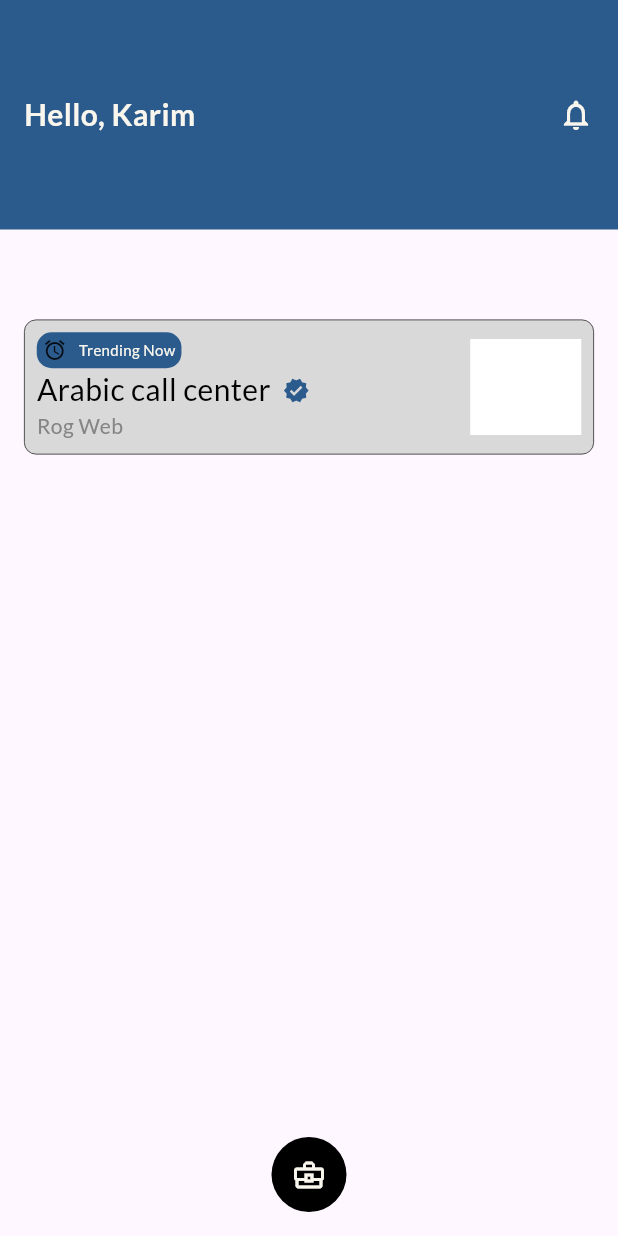
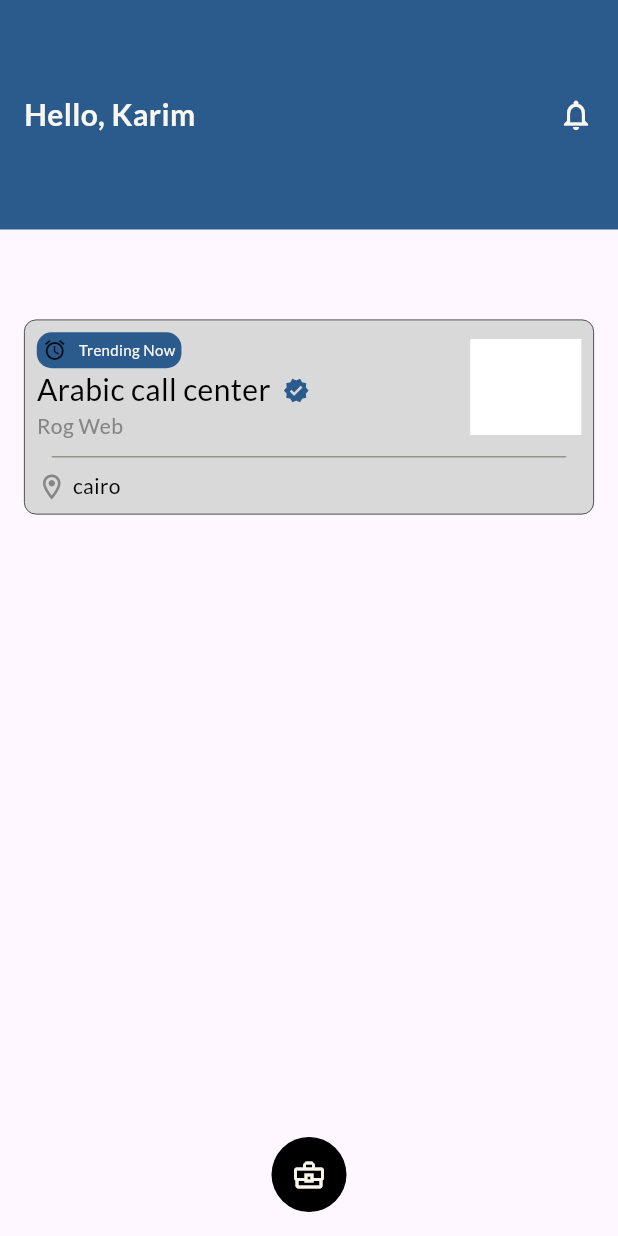
Before and after one commit to yousefmohamed35/home_view, a Flutter app: the screen it shows after launch, on a phone screen of 412 x 824 dp. Run offline on Flutter 3.47's test engine with Material 3 defaults, Android fonts, the phone set to English and light mode, and no system bars; our stand-ins replace google_fonts.

Commit message:
create information item

```diff
--- a/lib/home/presentation/view/widgets/home_view_item.dart
+++ b/lib/home/presentation/view/widgets/home_view_item.dart
@@ -1,6 +1,7 @@
 import 'package:flutter/material.dart';
 import '../../../../core/app_colors.dart';
 import 'home_view_item_top.dart';
+import 'information_item.dart';
 
 class HomeViewItem extends StatelessWidget {
   const HomeViewItem({super.key});
@@ -17,7 +18,18 @@ class HomeViewItem extends StatelessWidget {
         ),
         child: Padding(
           padding: const EdgeInsets.all(8),
-          child: HomeViewItemTop(),
+          child: Column(
+            children: [
+              HomeViewItemTop(),
+              Divider(
+                color: Color(0xff95948F),
+                indent: 10,
+                endIndent: 10,
+                height: 20,
+              ),
+              InformationItem(text: 'cairo', icon: Icons.location_on_outlined),
+            ],
+          ),
         ),
       ),
     );
--- /dev/null
+++ b/lib/home/presentation/view/widgets/information_item.dart
@@ -0,0 +1,26 @@
+import 'package:flutter/material.dart';
+import 'package:google_fonts/google_fonts.dart';
+import 'package:homeview/core/styles.dart';
+
+import '../../../../core/app_colors.dart';
+
+class InformationItem extends StatelessWidget {
+  const InformationItem({super.key, required this.text, required this.icon});
+  final String text;
+  final IconData icon;
+  @override
+  Widget build(BuildContext context) {
+    return Row(
+      spacing: 4,
+      children: [
+        Icon(icon, size: 20, color: AppColors.grey400),
+        Text(
+          text,
+          style: GoogleFonts.lato(
+            textStyle: AppStyles.regular14.copyWith(color: AppColors.black),
+          ),
+        ),
+      ],
+    );
+  }
+}
```
